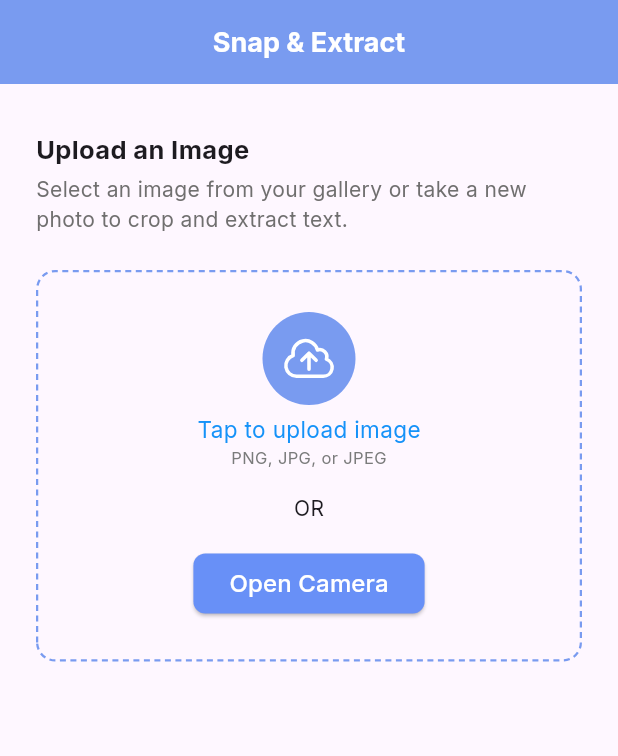
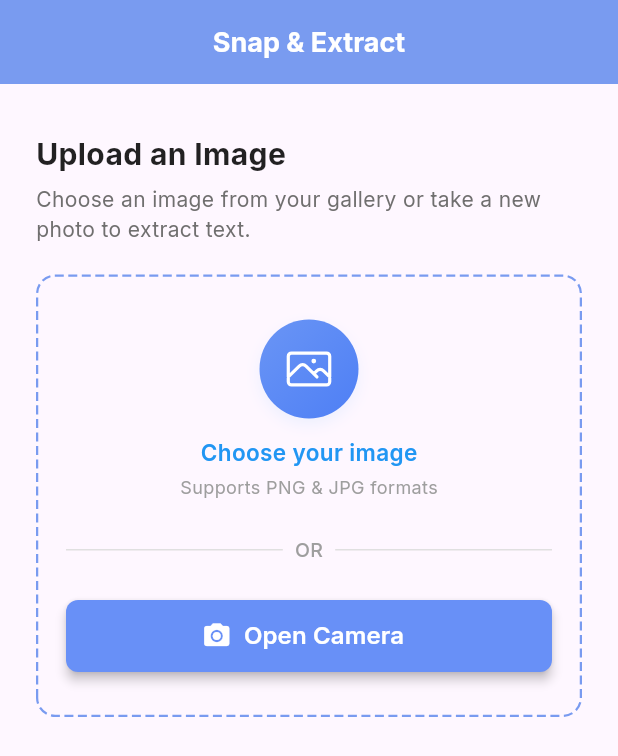
Before and after one commit to smritiRwt/image_to_text_bloc, a Flutter app: the screen it shows after launch, on a phone screen of 412 x 824 dp. Shown: the top 756 px of the screen. Run offline on Flutter 3.47's test engine with Material 3 defaults, Android fonts, the phone set to English and light mode, and no system bars; our stand-ins replace bloc, equatable, flutter_bloc, google_fonts, heroicons, image_picker; missing offline and left inert: crop_image, google_mlkit_text_recognition.

Commit message:
change in some ui

```diff
--- a/lib/main.dart
+++ b/lib/main.dart
@@ -8,6 +8,7 @@ import 'package:image_to_text/event/image_ocr_event.dart';
 import 'package:image_to_text/state/image_ocr_state.dart' show ImageTextState, ImageTextStatus;
 import 'package:crop_image/crop_image.dart';
 import 'package:image_picker/image_picker.dart';
+import 'package:flutter/services.dart';
 
 void main() {
   runApp(const MyApp());
@@ -55,7 +56,7 @@ class ImageTextPage extends StatelessWidget {
   case ImageTextStatus.picked:
     return _buildCropUI(context, state);
   case ImageTextStatus.processing:
-    return const Center(child: CircularProgressIndicator());
+    return const Center(child: CircularProgressIndicator(color: Colors.blue),);
   case ImageTextStatus.done:
     return _buildResultUI(context, state);
   case ImageTextStatus.error:
@@ -70,7 +71,7 @@ class ImageTextPage extends StatelessWidget {
 
   Widget _buildUploadingUI() {
   return Container(
-    color: Colors.black.withOpacity(0.1),
+    color: Colors.black.withAlpha(10),
     child: const Center(
       child: Column(
         mainAxisSize: MainAxisSize.min,
@@ -96,79 +97,154 @@ class ImageTextPage extends StatelessWidget {
   return Padding(
     padding: const EdgeInsets.all(24.0),
     child: Column(
-        mainAxisSize: MainAxisSize.min,
       crossAxisAlignment: CrossAxisAlignment.start,
       children: [
         const SizedBox(height: 8),
-          const Text('Upload an Image',
-            style: TextStyle(fontSize: 17, fontWeight: FontWeight.bold),
+        const Text(
+          'Upload an Image',
+          style: TextStyle(
+            fontSize: 20,
+            fontWeight: FontWeight.w700,
+            color: Colors.black87,
           ),
-          const SizedBox(height: 4),
-          const Text( 'Select an image from your gallery or take a new photo to crop and extract text.',
-            style: TextStyle(fontSize: 14, color: Color.fromARGB(255, 112, 111, 111),fontWeight: FontWeight.normal),
         ),
-          const SizedBox(height: 24),
-          SizedBox(
-            width: double.infinity,
-            child: DashedBorderContainer(
+        const SizedBox(height: 6),
+        const Text(
+          'Choose an image from your gallery or take a new photo to extract text.',
+          style: TextStyle(
+            fontSize: 14,
+            color: Color.fromARGB(255, 112, 111, 111),
+            height: 1.4,
+          ),
+        ),
+        const SizedBox(height: 20),
+
+        DashedBorderContainer(
           color: const Color.fromARGB(255, 121, 155, 240),
           strokeWidth: 1.5,
-            dashLength: 4,
+          dashLength: 6,
           gapLength: 3,
           cornerRadius: 12,
+          padding: const EdgeInsets.symmetric(vertical: 30, horizontal: 20),
           child: Column(
-              crossAxisAlignment: CrossAxisAlignment.center,
-              mainAxisSize: MainAxisSize.min,
             children: [
-                const SizedBox(height: 16),
+              // Gallery Upload
               GestureDetector(
                 onTap: () => context
                     .read<ImageTextBloc>()
                     .add(const PickImageEvent(ImageSource.gallery)),
-                    child: Container(
+                child: Column(
+                  children: [
+                    Container(
                       decoration: BoxDecoration(
-                        color: const Color.fromARGB(255, 121, 155, 240),
-                        borderRadius: BorderRadius.circular(50),
+                        shape: BoxShape.circle,
+                        gradient: const LinearGradient(
+                          colors: [
+                            Color(0xFF6A95F5),
+                            Color(0xFF4E7FF5),
+                          ],
+                          begin: Alignment.topLeft,
+                          end: Alignment.bottomRight,
                         ),
-                      child: Padding(
-                        padding: const EdgeInsets.all(12.0),
+                        boxShadow: [
+                          BoxShadow(
+                            color: Colors.blue.withAlpha(20),
+                            blurRadius: 8,
+                            offset: const Offset(0, 4),
+                          )
+                        ],
+                      ),
+                      padding: const EdgeInsets.all(16),
                       child: HeroIcon(
-                        HeroIcons.cloudArrowUp,
-                        size: 38,
-                        color:  Colors.white
+                        HeroIcons.photo,
+                        size: 34,
+                        color: Colors.white,
+                      ),
+                    ),
+                    const SizedBox(height: 12),
+                    const Text(
+                      'Choose your image',
+                      style: TextStyle(
+                        fontSize: 15,
+                        fontWeight: FontWeight.w600,
+                        color: Color(0xFF2196F3),
+                      ),
+                    ),
+                    const SizedBox(height: 4),
+                    const Text(
+                      'Supports PNG & JPG formats',
+                      style: TextStyle(
+                        fontSize: 12,
+                        color: Colors.grey,
+                      ),
+                    ),
+                  ],
+                ),
+              ),
+
+              const SizedBox(height: 24),
+
+              // Divider with OR
+              Row(
+                children: [
+                  Expanded(
+                    child: Divider(color: Colors.grey.shade300, thickness: 1),
+                  ),
+                  const Padding(
+                    padding: EdgeInsets.symmetric(horizontal: 8),
+                    child: Text(
+                      'OR',
+                      style: TextStyle(
+                        fontSize: 13,
+                        color: Colors.grey,
+                        fontWeight: FontWeight.w500,
                       ),
                     ),
                   ),
+                  Expanded(
+                    child: Divider(color: Colors.grey.shade300, thickness: 1),
                   ),
-                  const SizedBox(height: 6),
-                 const Text('Tap to upload image',
-                    style: TextStyle(fontSize: 15, fontWeight: FontWeight.w400,color: Color.fromARGB(255, 21, 146, 248)),
+                ],
               ),
-                  const Text('PNG, JPG, or JPEG',
-                    style: TextStyle(fontSize: 11, fontWeight: FontWeight.w400,color: Color.fromARGB(255, 122, 123, 123)),
-                  ),
-                  const SizedBox(height: 16),
-                  Text("OR"),
-                    const SizedBox(height: 16),
-                    ElevatedButton(
+
+              const SizedBox(height: 24),
+
+              // Camera Button
+              SizedBox(
+                width: double.infinity,
+                height: 48,
+                child: ElevatedButton.icon(
                   style: ElevatedButton.styleFrom(
+                    backgroundColor: const Color(0xFF6890F7),
                     shape: RoundedRectangleBorder(
                       borderRadius: BorderRadius.circular(8),
                     ),
-                  backgroundColor: const Color.fromARGB(255, 104, 144, 247),
+                    elevation: 3,
+                  ),
+                  icon: const Icon(Icons.camera_alt, color: Colors.white, size: 20),
+                  label: const Text(
+                    "Open Camera",
+                    style: TextStyle(
+                      fontSize: 16,
+                      color: Colors.white,
+                      fontWeight: FontWeight.w600,
+                    ),
                   ),
                   onPressed: () => context
                       .read<ImageTextBloc>()
-                  .add(const PickImageEvent(ImageSource.camera)), child: const Text("Open Camera",style: TextStyle(fontSize: 16,color: Colors.white),)),
-                  const SizedBox(height: 16),
+                      .add(const PickImageEvent(ImageSource.camera)),
+                ),
+              ),
             ],
-            ),
           ),
         ),
       ],
     ),
   );
 }
+
+
+
 
   /// Step 2 — Crop UI
   Widget _buildCropUI(BuildContext context, ImageTextState state) {
@@ -177,13 +253,13 @@ class ImageTextPage extends StatelessWidget {
       children: [
         Expanded(
           child: Padding(
-            padding: const EdgeInsets.all(8.0),
+            padding: const EdgeInsets.all(15.0),
             child: ClipRRect(
               borderRadius: BorderRadius.circular(12),
               child: CropImage(
                 controller: bloc.cropController,
                 image: Image.file(state.imageFile!, fit: BoxFit.contain),
-                gridColor: Colors.white.withOpacity(0.7),
+                gridColor: Colors.white.withAlpha(10),
                 alwaysShowThirdLines: true,
               ),
             ),
@@ -198,7 +274,7 @@ class ImageTextPage extends StatelessWidget {
               ),
               backgroundColor: const Color.fromARGB(255, 104, 144, 247),
             ),
-            icon: const Icon(Icons.crop),
+            icon: const Icon(Icons.crop,color: Colors.white,),
             label: const Text("Crop & proceed",
                 style: TextStyle(fontSize: 16, color: Colors.white)),
 
@@ -212,36 +288,141 @@ class ImageTextPage extends StatelessWidget {
 
   /// Step 3 — Result UI
 Widget _buildResultUI(BuildContext context, ImageTextState state) {
-    return Padding(
-      padding: const EdgeInsets.all(16.0),
+  return Container(
+    color: const Color(0xFFFfffff), // Soft background
     child: Column(
+      crossAxisAlignment: CrossAxisAlignment.stretch,
       children: [
-          Expanded(
-            child: SingleChildScrollView(
-              child: SelectableText(
-                state.recognizedText,
-                style: const TextStyle(fontSize: 16),
+        // Header
+        Padding(
+          padding: const EdgeInsets.symmetric(vertical: 16.0, horizontal: 20),
+          child: Text(
+            "Recognized Text",
+            style: TextStyle(
+              fontSize: 20,
+              fontWeight: FontWeight.bold,
+              color: Colors.grey.shade800,
             ),
           ),
         ),
-          const SizedBox(height: 12),
-          Row(
+
+        // Main Content
+        Expanded(
+          child: Padding(
+            padding: const EdgeInsets.symmetric(horizontal: 16),
+            child: Stack(
               children: [
-              Expanded(
-                child: ElevatedButton.icon(
-                  icon: const Icon(Icons.refresh),
-                  label: const Text("Try Another"),
-                  onPressed: () => context
-                      .read<ImageTextBloc>()
-                      .add(const PickImageEvent(ImageSource.gallery)),
+                Positioned.fill(
+                  child: Material(
+                    elevation: 2,
+                    borderRadius: BorderRadius.circular(12),
+                    child: DashedBorderContainer(
+                      color: const Color(0xFF789AF0),
+                      strokeWidth: 1.5,
+                      dashLength: 6,
+                      gapLength: 4,
+                      cornerRadius: 12,
+                      padding: const EdgeInsets.all(18),
+                      child: SingleChildScrollView(
+                        scrollDirection: Axis.vertical,
+                        child: SizedBox(
+                          width: double.infinity, // Full width text
+                          child: SelectableText(
+                            state.recognizedText.isNotEmpty
+                                ? state.recognizedText
+                                : "No text recognized.",
+                            textAlign: TextAlign.left,
+                            style: const TextStyle(
+                              fontSize: 18,
+                              height: 1.5,
+                              color: Colors.black87,
+                            ),
+                          ),
+                        ),
+                      ),
+                    ),
+                  ),
+                ),
+
+                // Floating Copy Button
+                Positioned(
+                  top: 8,
+                  right: 8,
+                  child: InkWell(
+                    onTap: () {
+                      if (state.recognizedText.isNotEmpty) {
+                        Clipboard.setData(
+                          ClipboardData(text: state.recognizedText),
+                        );
+                        ScaffoldMessenger.of(context).showSnackBar(
+                          const SnackBar(
+                            content: Text("Text copied to clipboard"),
+                            duration: Duration(seconds: 2),
+                          ),
+                        );
+                      }
+                    },
+                    borderRadius: BorderRadius.circular(30),
+                    child: Container(
+                      decoration: BoxDecoration(
+                        color: Colors.white,
+                        shape: BoxShape.circle,
+                        boxShadow: [
+                          BoxShadow(
+                            color: Colors.black.withOpacity(0.1),
+                            blurRadius: 6,
+                            offset: const Offset(0, 2),
+                          )
+                        ],
+                      ),
+                      padding: const EdgeInsets.all(8),
+                      child: const Icon(Icons.copy, size: 22, color: Colors.grey),
+                    ),
                   ),
                 ),
               ],
-          )
+            ),
+          ),
+        ),
+
+        const SizedBox(height: 20),
+
+        // Action Button
+        Padding(
+          padding: const EdgeInsets.symmetric(horizontal: 16, vertical: 12),
+          child: SizedBox(
+            height: 55,
+            width: double.infinity,
+            child: ElevatedButton.icon(
+              style: ElevatedButton.styleFrom(
+                backgroundColor: const Color(0xFF6890F7),
+                shape: RoundedRectangleBorder(
+                  borderRadius: BorderRadius.circular(10),
+                ),
+                elevation: 3,
+              ),
+              icon: const Icon(Icons.refresh, color: Colors.white, size: 22),
+              label: const Text(
+                "Try Another",
+                style: TextStyle(
+                  fontSize: 17,
+                  color: Colors.white,
+                  fontWeight: FontWeight.w600,
+                ),
+              ),
+              onPressed: () =>   context.read<ImageTextBloc>().emit(ImageTextState.initial())
+            ),
+          ),
+        ),
       ],
     ),
   );
 }
+
+
+
+
+
 
   /// Error UI
   Widget _buildErrorUI(String message) {
```
Also changed, not shown: lib/bloc/image_ocr_bloc.dart (line endings or trailing spaces), 7 other files. Lines whose indentation alone changed are shown as unchanged.
